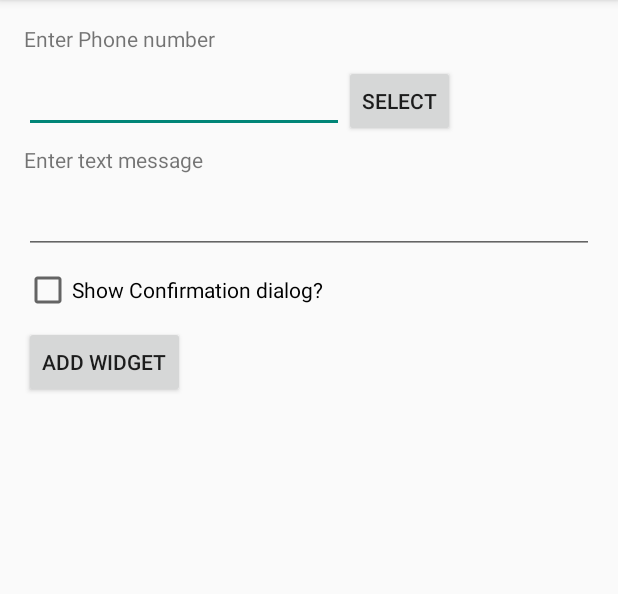
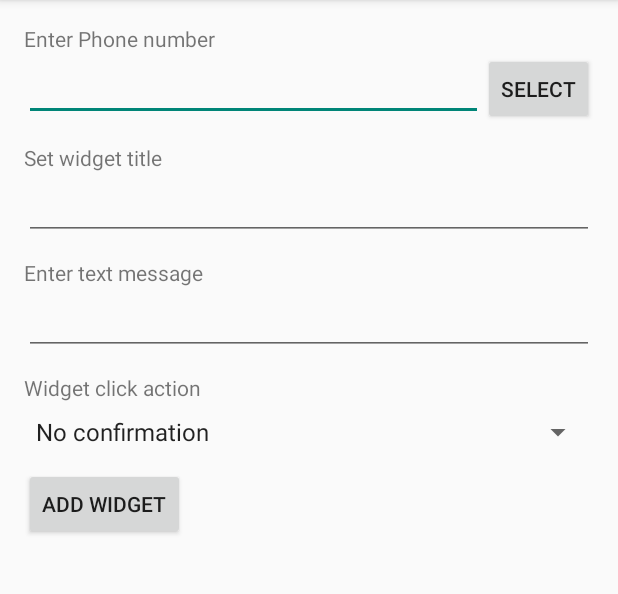
Before and after one commit to rkkr/direct-sms-widget, an Android app: the DirectSmsHomeWidgetConfigureActivity screen opened directly, with no data from a screen before it, on a phone screen of 412 x 824 dp, the part 84-678 px from its top. Run offline under Robolectric (Android 15) with nearby library versions, the phone set to English and light mode, and no system bars; 1 statement that could not run was skipped.

Commit message:
Added UI elements to Widget Configuration dialog

```diff
--- a/app/src/main/res/layout/direct_sms_home_widget_configure.xml
+++ b/app/src/main/res/layout/direct_sms_home_widget_configure.xml
@@ -9,21 +9,21 @@
     <TextView
         android:layout_width="match_parent"
         android:layout_height="wrap_content"
-        android:text="@string/configure_phone"
-        android:layout_marginBottom="8dp" />
+        android:text="@string/configure_phone"/>
 
     <LinearLayout
         android:orientation="horizontal"
         android:layout_width="match_parent"
-        android:layout_height="wrap_content">
+        android:layout_height="wrap_content"
+        android:layout_marginBottom="12dp" >
 
         <EditText
-            android:layout_width="wrap_content"
+            android:layout_width="0dp"
+            android:layout_weight="1"
             android:layout_height="wrap_content"
             android:inputType="phone"
             android:ems="10"
-            android:id="@+id/editPhone"
-            android:layout_marginBottom="8dp" />
+            android:id="@+id/editPhone"/>
 
         <Button
             style="?android:attr/buttonStyleSmall"
@@ -36,28 +36,44 @@
     <TextView
         android:layout_width="match_parent"
         android:layout_height="wrap_content"
-        android:text="@string/configure_message"
-        android:layout_marginBottom="8dp" />
+        android:text="@string/configure_title"/>
+
+    <EditText
+        android:id="@+id/editTitle"
+        android:layout_width="match_parent"
+        android:layout_height="wrap_content"
+        android:layout_marginBottom="12dp" />
+
+    <TextView
+        android:layout_width="match_parent"
+        android:layout_height="wrap_content"
+        android:text="@string/configure_message"/>
 
     <EditText
         android:id="@+id/editMessage"
         android:layout_width="match_parent"
         android:layout_height="wrap_content"
         android:inputType="textMultiLine"
+        android:layout_marginBottom="12dp" />
+
+    <TextView
+        android:layout_width="match_parent"
+        android:layout_height="wrap_content"
+        android:text="@string/configure_click_action"
         android:layout_marginBottom="8dp" />
 
-    <CheckBox
+    <Spinner
         android:layout_width="match_parent"
         android:layout_height="wrap_content"
-        android:text="@string/configure_confirmation"
-        android:id="@+id/chkConfirmation"
-        android:layout_marginBottom="8dp" />
+        android:id="@+id/cboClickAction"
+        android:entries="@array/itemsClickAction"
+        android:layout_marginBottom="12dp"/>
 
     <Button
         android:id="@+id/add_button"
         android:layout_width="wrap_content"
         android:layout_height="wrap_content"
         android:text="@string/add_widget"
-        android:layout_marginBottom="8dp" />
+        android:layout_marginBottom="12dp" />
 
 </LinearLayout>
--- a/app/src/main/res/values/strings.xml
+++ b/app/src/main/res/values/strings.xml
@@ -3,10 +3,17 @@
 
     <string name="app_name">Direct SMS Widget</string>
     <string name="appwidget_text">EXAMPLE</string>
+    <string name="select_phone">Select</string>
     <string name="configure_phone">Enter Phone number</string>
-    <string name="select_phone">Select</string>
+    <string name="configure_title">Set widget title</string>
     <string name="configure_message">Enter text message</string>
-    <string name="configure_confirmation">Show Confirmation dialog?</string>
+    <string name="configure_click_action">Widget click action</string>
     <string name="add_widget">Add widget</string>
 
+    <string-array name="itemsClickAction">
+        <item>No confirmation</item>
+        <item>Show confirmation</item>
+        <item>Open SMS application</item>
+    </string-array>
+
 </resources>
```
